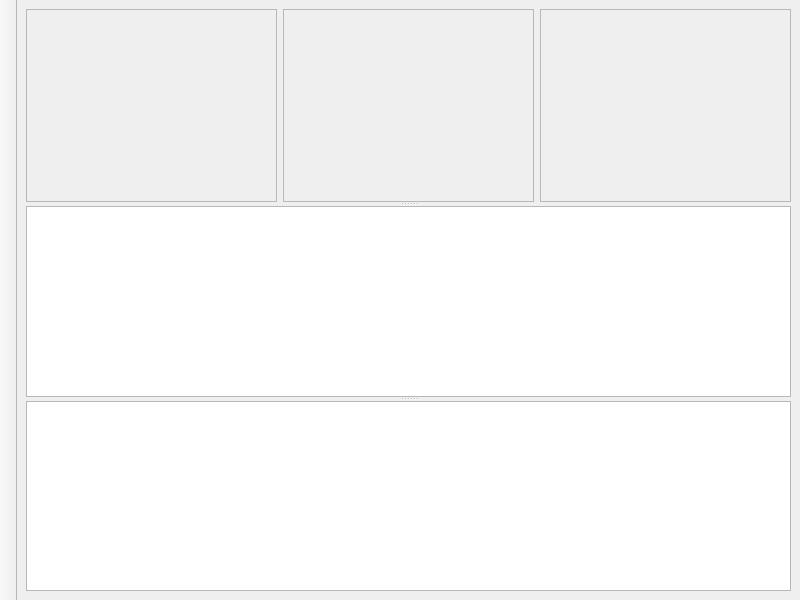
This is ui/mumwindow.ui in Source-EDA/Source-EDA as Qt 5 draws it before an edit. The edited form follows.
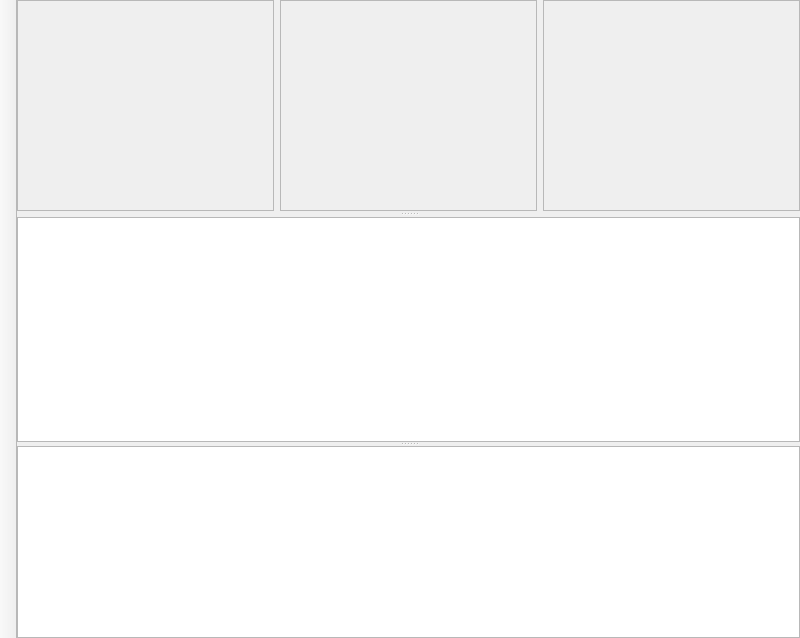
This is the edited form.

What changed in the file:
```diff
--- a/ui/mumwindow.ui
+++ b/ui/mumwindow.ui
@@ -7,7 +7,7 @@
     <x>0</x>
     <y>0</y>
     <width>800</width>
-    <height>600</height>
+    <height>638</height>
    </rect>
   </property>
   <property name="windowTitle">
@@ -16,14 +16,26 @@
   <widget class="QWidget" name="centralwidget">
    <property name="sizePolicy">
     <sizepolicy hsizetype="Expanding" vsizetype="Expanding">
-     <horstretch>100</horstretch>
-     <verstretch>100</verstretch>
+     <horstretch>0</horstretch>
+     <verstretch>0</verstretch>
     </sizepolicy>
    </property>
    <property name="styleSheet">
     <string notr="true"/>
    </property>
    <layout class="QGridLayout" name="gridLayout">
+    <property name="leftMargin">
+     <number>0</number>
+    </property>
+    <property name="topMargin">
+     <number>0</number>
+    </property>
+    <property name="rightMargin">
+     <number>0</number>
+    </property>
+    <property name="bottomMargin">
+     <number>0</number>
+    </property>
     <item row="0" column="0">
      <widget class="QSplitter" name="splitter_2">
       <property name="sizePolicy">
@@ -32,9 +44,18 @@
         <verstretch>0</verstretch>
        </sizepolicy>
       </property>
+      <property name="frameShadow">
+       <enum>QFrame::Shadow::Plain</enum>
+      </property>
+      <property name="lineWidth">
+       <number>0</number>
+      </property>
       <property name="orientation">
        <enum>Qt::Orientation::Vertical</enum>
       </property>
+      <property name="handleWidth">
+       <number>6</number>
+      </property>
       <widget class="QWidget" name="horizontalLayoutWidget">
        <layout class="QHBoxLayout" name="horizontalLayout">
         <property name="sizeConstraint">
@@ -85,21 +106,48 @@
        </layout>
       </widget>
       <widget class="QSplitter" name="splitter">
+       <property name="sizePolicy">
+        <sizepolicy hsizetype="Expanding" vsizetype="Expanding">
+         <horstretch>0</horstretch>
+         <verstretch>0</verstretch>
+        </sizepolicy>
+       </property>
+       <property name="lineWidth">
+        <number>7</number>
+       </property>
+       <property name="midLineWidth">
+        <number>0</number>
+       </property>
        <property name="orientation">
         <enum>Qt::Orientation::Vertical</enum>
        </property>
        <widget class="QPlainTextEdit" name="logTextZone">
+        <property name="sizePolicy">
+         <sizepolicy hsizetype="Expanding" vsizetype="Expanding">
+          <horstretch>0</horstretch>
+          <verstretch>255</verstretch>
+         </sizepolicy>
+        </property>
         <property name="readOnly">
          <bool>true</bool>
         </property>
        </widget>
        <widget class="QTextEdit" name="commandTextZone">
         <property name="sizePolicy">
-         <sizepolicy hsizetype="Expanding" vsizetype="Expanding">
+         <sizepolicy hsizetype="Preferred" vsizetype="Ignored">
           <horstretch>0</horstretch>
           <verstretch>0</verstretch>
          </sizepolicy>
         </property>
+        <property name="minimumSize">
+         <size>
+          <width>0</width>
+          <height>30</height>
+         </size>
+        </property>
+        <property name="acceptRichText">
+         <bool>false</bool>
+        </property>
        </widget>
       </widget>
      </widget>
```
Left out of the diff: 8 changed lines with no effect on the pictures.
